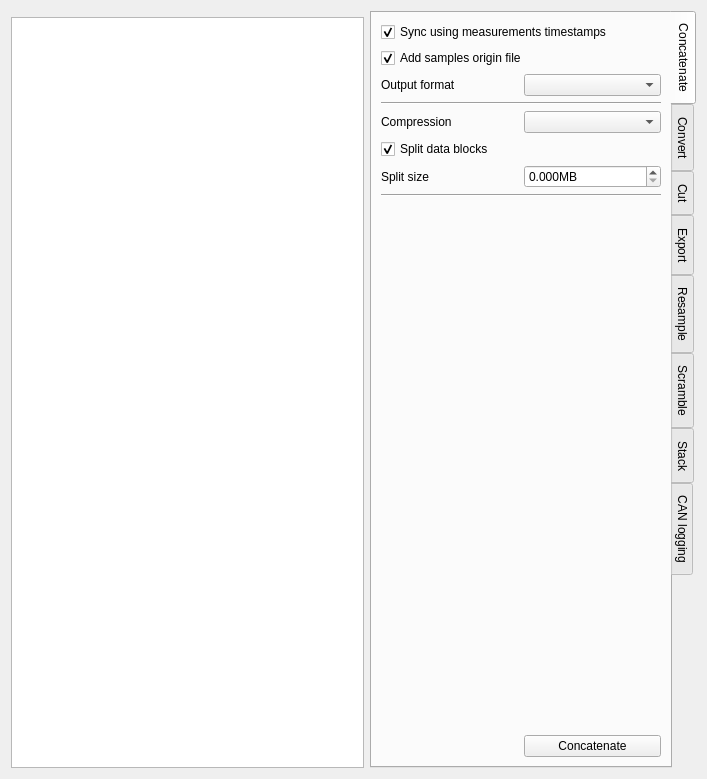
The window that asammdf/gui/ui/batch_widget.ui (danielhrisca/asammdf) describes before a commit, drawn with Qt 5.
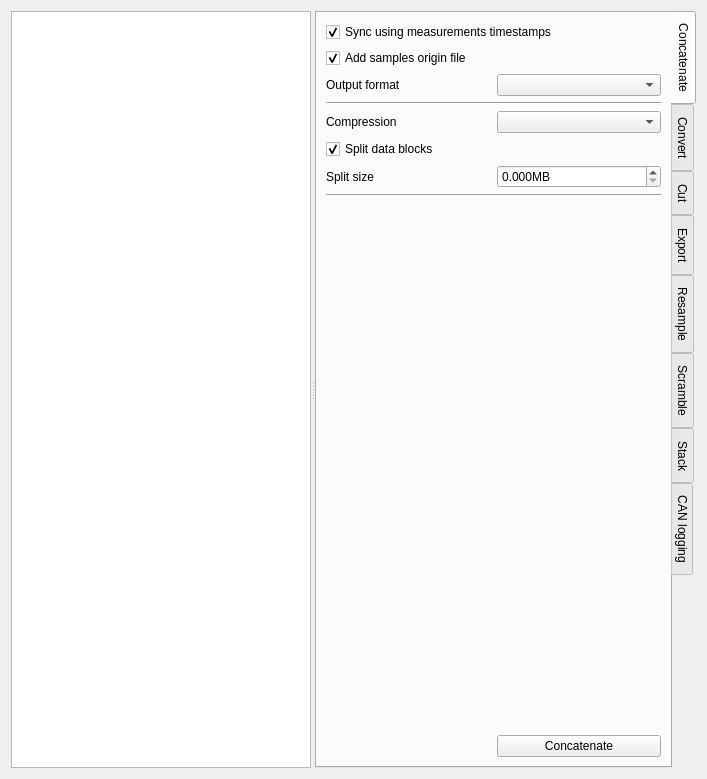
The same window after the commit. Icons and pictures are not drawn. Custom widgets are drawn as their Qt base class.

Commit message: use splitter in batch panel

```diff
--- a/asammdf/gui/ui/batch_widget.ui
+++ b/asammdf/gui/ui/batch_widget.ui
@@ -13,11 +13,13 @@
   <property name="windowTitle">
    <string>Form</string>
   </property>
-  <layout class="QGridLayout" name="gridLayout_9" columnstretch="1,0,0" columnminimumwidth="0,0,0">
-   <item row="1" column="0" colspan="2">
+  <layout class="QGridLayout" name="gridLayout_9">
+   <item row="0" column="0">
+    <widget class="QSplitter" name="splitter">
+     <property name="orientation">
+      <enum>Qt::Horizontal</enum>
+     </property>
     <widget class="ListWidget" name="files_list"/>
-   </item>
-   <item row="0" column="2" rowspan="2">
     <widget class="QTabWidget" name="aspects">
      <property name="tabPosition">
       <enum>QTabWidget::East</enum>
@@ -1020,6 +1022,7 @@
         </widget>
        </item>
       </layout>
+      </widget>
      </widget>
     </widget>
    </item>
```
Lines whose indentation alone changed are shown as unchanged. The commit also changes 2 other files.
